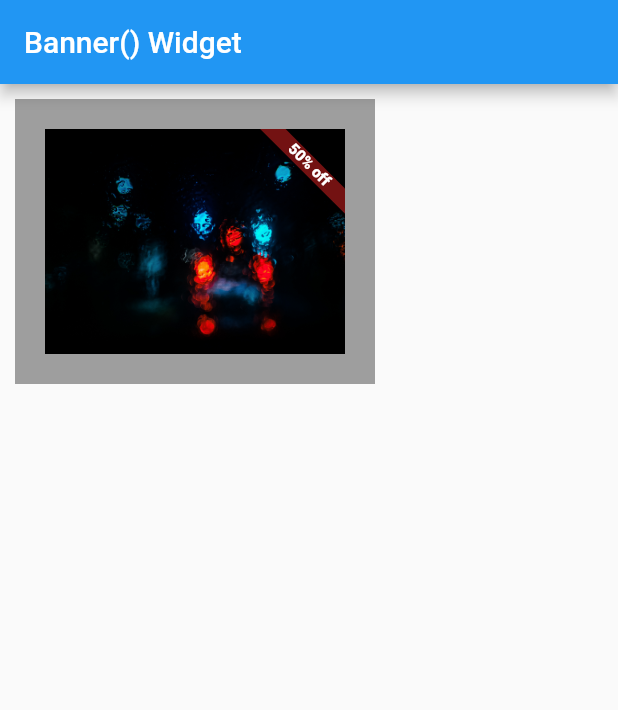
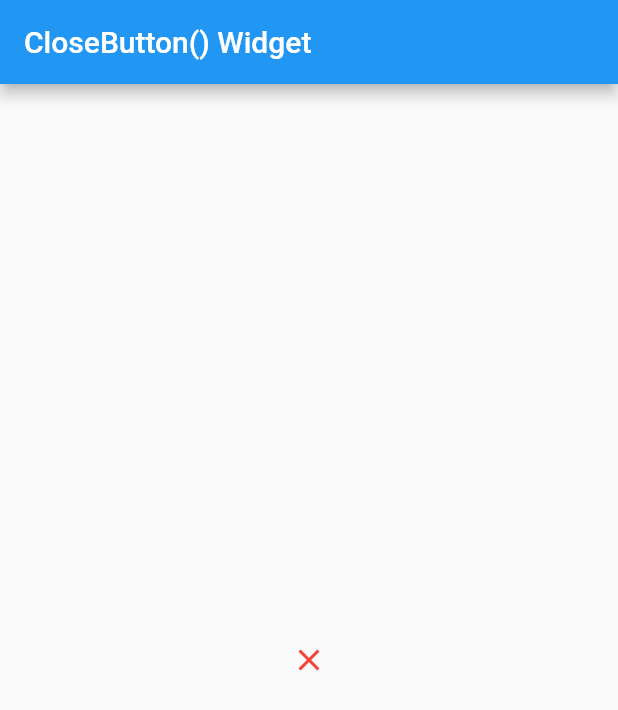
Before and after one commit to partho-debnath/flutter, a Flutter app: the screen it shows after launch, on a phone screen of 412 x 824 dp. Shown: the top 710 px of the screen. Run offline on Flutter 3.47's test engine with Material 2 defaults, Android fonts, the phone set to English and light mode, and no system bars.

Commit message:
add CloseButton() Widget

```diff
--- a/lib/screens/home_screen.dart
+++ b/lib/screens/home_screen.dart
@@ -1,6 +1,6 @@
 import 'package:flutter/material.dart';
 
-import '../widgets/banner_widget.dart';
+import '../widgets/closebutton_widget.dart';
 
 class HomeScreen extends StatelessWidget {
   const HomeScreen({Key? key}) : super(key: key);
@@ -9,9 +9,9 @@ class HomeScreen extends StatelessWidget {
   Widget build(BuildContext context) {
     return Scaffold(
       appBar: AppBar(
-        title: const Text('Banner() Widget'),
+        title: const Text('CloseButton() Widget'),
       ),
-      body: const MyBanner(),
+      body: const MyCloseButton(),
     );
   }
 }
--- /dev/null
+++ b/lib/widgets/closebutton_widget.dart
@@ -0,0 +1,17 @@
+import 'package:flutter/material.dart';
+
+class MyCloseButton extends StatelessWidget {
+  const MyCloseButton({super.key});
+
+  @override
+  Widget build(BuildContext context) {
+    return Center(
+      child: CloseButton(
+        color: Colors.red,
+        onPressed: () {
+          print('Close.');
+        },
+      ),
+    );
+  }
+}
```
Also changed, not shown: 1 other file.
